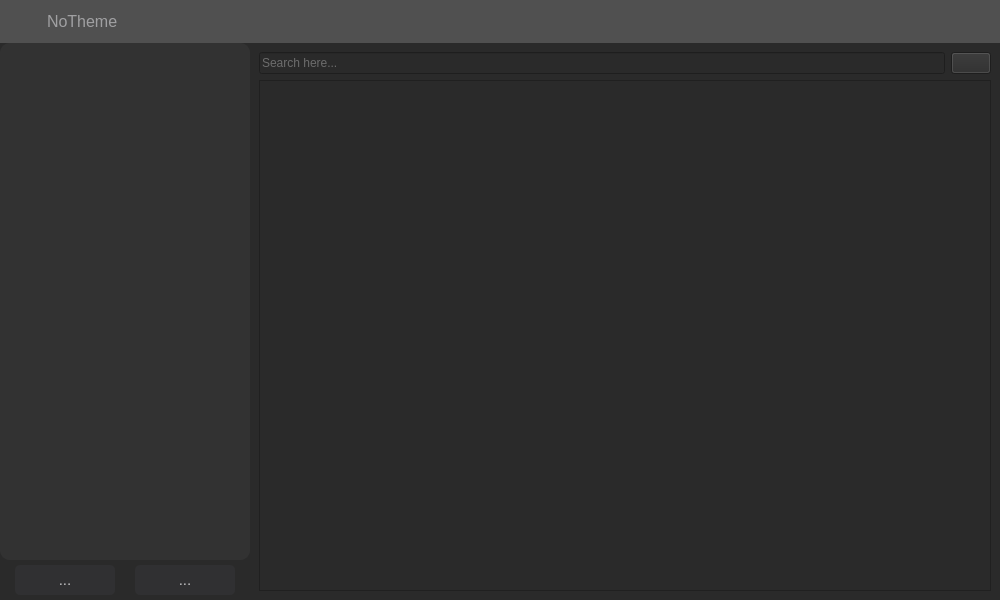
First picture: the form in themeeditor.ui, repository AritxOnly/Qt-AbletonLive_ThemeEditor, before the edit.
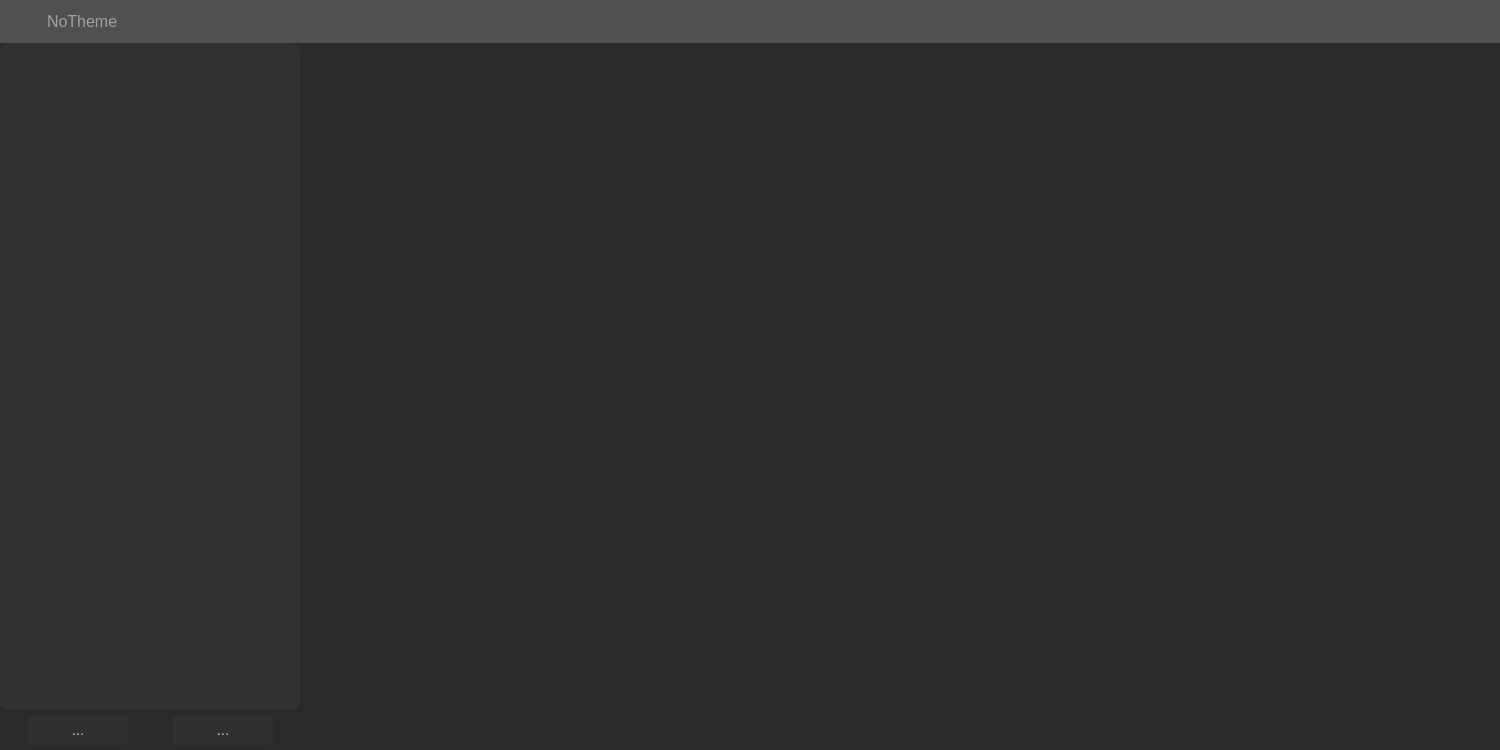
Second picture: the form after the edit. Icons and pictures are not drawn.

The edit to the form file:
```diff
--- a/themeeditor.ui
+++ b/themeeditor.ui
@@ -6,8 +6,8 @@
    <rect>
     <x>0</x>
     <y>0</y>
-    <width>1000</width>
-    <height>600</height>
+    <width>1500</width>
+    <height>750</height>
    </rect>
   </property>
   <property name="windowTitle">
@@ -212,7 +212,7 @@
        </widget>
       </item>
       <item>
-       <layout class="QHBoxLayout" name="horizontalLayout_2" stretch="1,3">
+       <layout class="QHBoxLayout" name="horizontalLayout_2" stretch="1,4">
         <item>
          <layout class="QVBoxLayout" name="listWithButton" stretch="0,0">
           <item>
@@ -586,43 +586,7 @@
         </item>
         <item>
          <widget class="QWidget" name="demoArea" native="true">
-          <layout class="QGridLayout" name="gridLayout">
-           <item row="0" column="0">
-            <widget class="QLineEdit" name="searchBar">
-             <property name="enabled">
-              <bool>true</bool>
-             </property>
-             <property name="styleSheet">
-              <string notr="true">color: rgb(173, 173, 173);
-border-color: rgb(63, 63, 63);
-selection-color: rgb(83, 83, 83);</string>
-             </property>
-             <property name="inputMask">
-              <string/>
-             </property>
-             <property name="text">
-              <string/>
-             </property>
-             <property name="placeholderText">
-              <string>Search here...</string>
-             </property>
-            </widget>
-           </item>
-           <item row="0" column="1">
-            <widget class="QPushButton" name="searchButton">
-             <property name="text">
-              <string/>
-             </property>
-             <property name="icon">
-              <iconset resource="resource.qrc">
-               <normaloff>:/pics/resources/pics/search.png</normaloff>:/pics/resources/pics/search.png</iconset>
-             </property>
-            </widget>
-           </item>
-           <item row="1" column="0" colspan="2">
-            <widget class="QListWidget" name="askColorList"/>
-           </item>
-          </layout>
+          <layout class="QHBoxLayout" name="demoLayout"/>
          </widget>
         </item>
        </layout>
```
